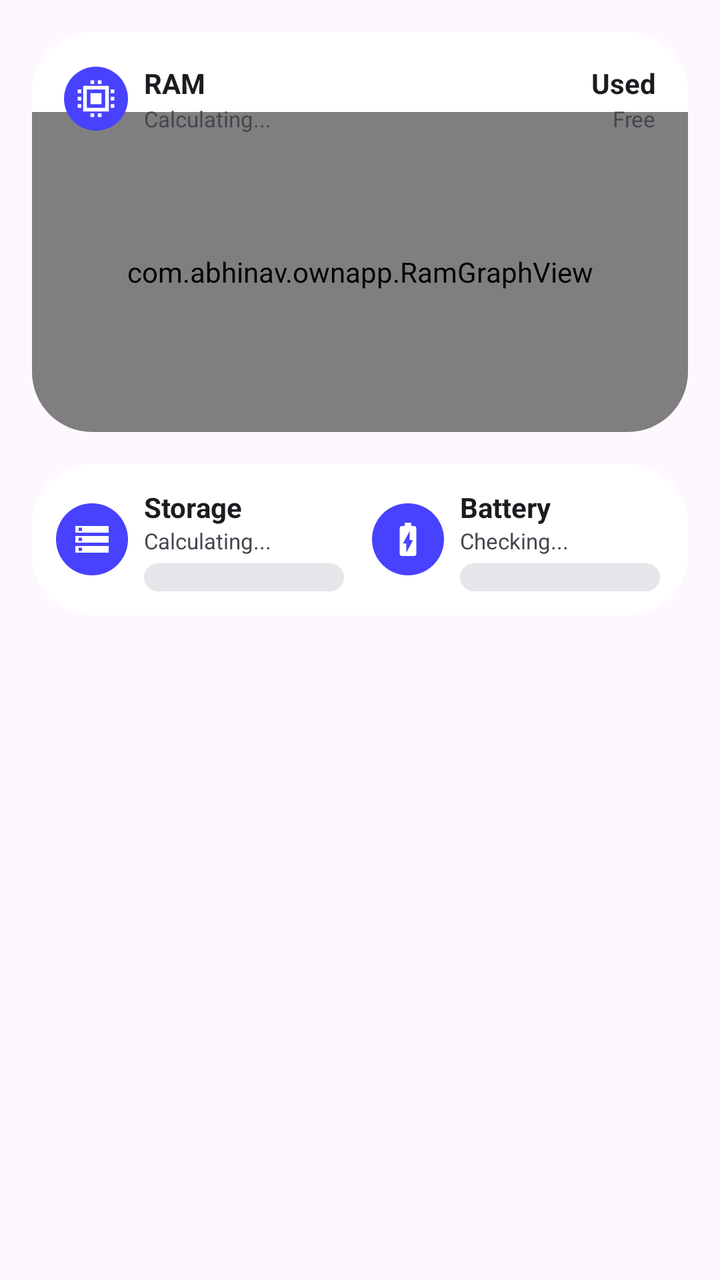
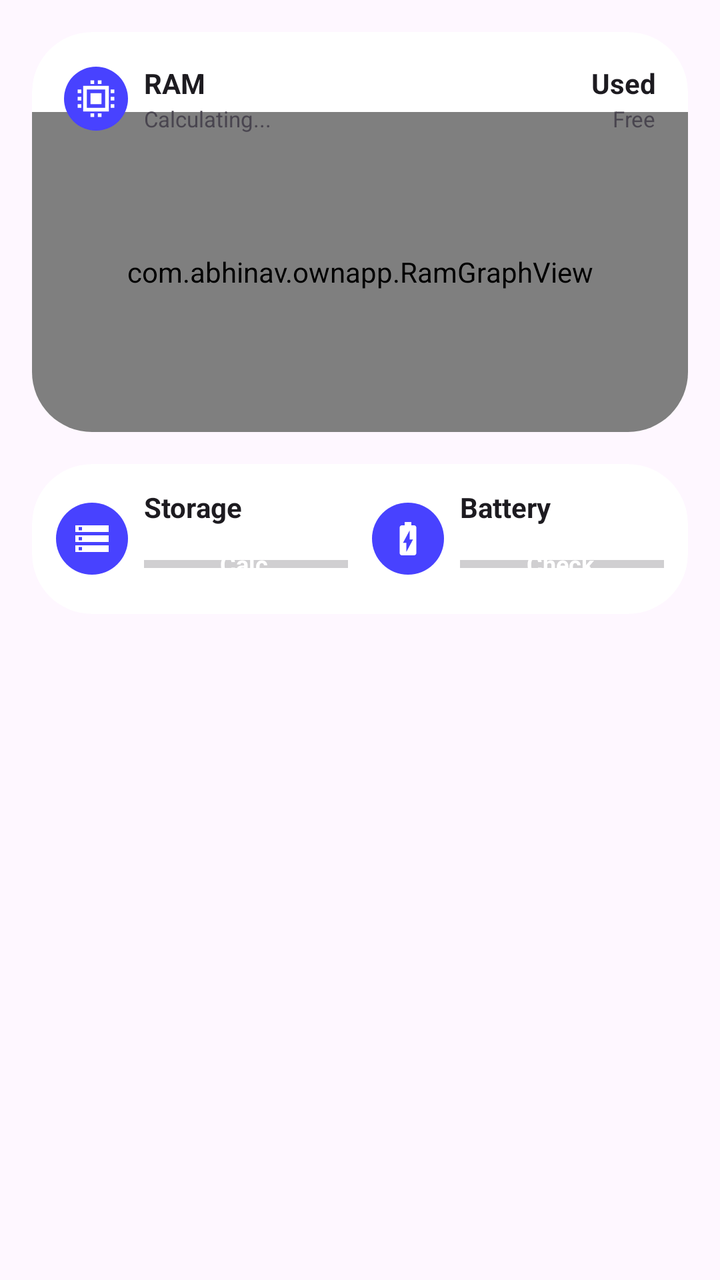

Compare the two renders of this Android layout. The source of the first and the diff that turns it into the second are given below.
<!-- AndroidManifest.xml: application theme Theme.OwnPhotoONWall -->
<!-- res/layout/layout_device_dashboard.xml -->
<?xml version="1.0" encoding="utf-8"?>
<LinearLayout xmlns:android="http://schemas.android.com/apk/res/android"
    xmlns:tools="http://schemas.android.com/tools"
    android:layout_width="match_parent"
    android:layout_height="wrap_content"
    android:orientation="vertical"
    android:padding="16dp"
    tools:ignore="HardcodedText,ContentDescription">

    
    <RelativeLayout
        android:id="@+id/ramCardBg"
        android:layout_width="match_parent"
        android:layout_height="200dp"
        android:layout_marginBottom="16dp"
        android:background="@drawable/bg_ram_card"
        android:clipToOutline="true">

        <com.abhinav.ownapp.RamGraphView
            android:id="@+id/ramGraphView"
            android:layout_width="match_parent"
            android:layout_height="match_parent"
            android:layout_marginTop="40dp" />

        
        <LinearLayout
            android:id="@+id/ramHeaderLeft"
            android:layout_width="wrap_content"
            android:layout_height="wrap_content"
            android:layout_alignParentStart="true"
            android:layout_alignParentTop="true"
            android:layout_marginStart="16dp"
            android:layout_marginTop="16dp"
            android:orientation="horizontal"
            android:gravity="center_vertical">

            <ImageView
                android:layout_width="32dp"
                android:layout_height="32dp"
                android:background="@drawable/bg_circle_blue"
                android:backgroundTint="#4842FF"
                android:src="@drawable/ic_ram"
                android:padding="5dp"
                android:layout_marginEnd="8dp" />

            <LinearLayout
                android:layout_width="wrap_content"
                android:layout_height="wrap_content"
                android:orientation="vertical"
                android:gravity="center_vertical">

                <TextView
                    android:layout_width="wrap_content"
                    android:layout_height="wrap_content"
                    android:text="RAM"
                    android:textSize="14sp"
                    android:textStyle="bold"
                    android:textColor="?android:attr/textColorPrimary" />

                <TextView
                    android:id="@+id/tvRamTotal"
                    android:layout_width="wrap_content"
                    android:layout_height="wrap_content"
                    android:text="Calculating..."
                    android:textSize="11sp"
                    android:layout_marginTop="1dp"
                    android:singleLine="true"
                    android:textColor="?android:attr/textColorSecondary" />
            </LinearLayout>
        </LinearLayout>

        
        <LinearLayout
            android:layout_width="wrap_content"
            android:layout_height="wrap_content"
            android:layout_alignParentEnd="true"
            android:layout_alignTop="@id/ramHeaderLeft"
            android:layout_alignBottom="@id/ramHeaderLeft"
            android:layout_marginEnd="16dp"
            android:orientation="vertical"
            android:gravity="center_vertical|end">

            <TextView
                android:id="@+id/tvRamUsed"
                android:layout_width="wrap_content"
                android:layout_height="wrap_content"
                android:text="Used"
                android:textSize="14sp"
                android:textStyle="bold"
                android:textColor="?android:attr/textColorPrimary" />

            <TextView
                android:id="@+id/tvRamFree"
                android:layout_width="wrap_content"
                android:layout_height="wrap_content"
                android:text="Free"
                android:textSize="11sp"
                android:layout_marginTop="1dp"
                android:singleLine="true"
                android:textColor="?android:attr/textColorSecondary" />
        </LinearLayout>
    </RelativeLayout>

    
    <LinearLayout
        android:id="@+id/storageBatteryCardBg"
        android:layout_width="match_parent"
        android:layout_height="wrap_content"
        android:orientation="horizontal"
        android:baselineAligned="false"
        android:padding="12dp"
        android:background="@drawable/bg_storage_card"
        android:clipToOutline="true"
        android:weightSum="2">

        
        <LinearLayout
            android:layout_width="0dp"
            android:layout_height="wrap_content"
            android:layout_weight="1"
            android:orientation="horizontal"
            android:gravity="center_vertical"
            android:layout_marginEnd="6dp">

            <ImageView
                android:layout_width="36dp"
                android:layout_height="36dp"
                android:background="@drawable/bg_circle_blue"
                android:backgroundTint="#4842FF"
                android:src="@drawable/ic_storage"
                android:padding="8dp"
                android:layout_marginEnd="8dp" />

            <LinearLayout
                android:layout_width="match_parent"
                android:layout_height="wrap_content"
                android:orientation="vertical">

                <TextView
                    android:id="@+id/tvStorageTitle"
                    android:layout_width="wrap_content"
                    android:layout_height="wrap_content"
                    android:text="Storage"
                    android:textStyle="bold"
                    android:textSize="14sp"
                    android:maxLines="1"
                    android:ellipsize="end"
                    android:textColor="?android:attr/textColorPrimary" />

                <TextView
                    android:id="@+id/tvStorageValue"
                    android:layout_width="wrap_content"
                    android:layout_height="wrap_content"
                    android:text="Calculating..."
                    android:textSize="11sp"
                    android:maxLines="1"
                    android:ellipsize="end"
                    android:textColor="?android:attr/textColorSecondary" />

                <ProgressBar android:id="@+id/pbStorage" style="?android:attr/progressBarStyleHorizontal"
                    android:layout_width="100dp" android:layout_height="14dp" android:layout_marginTop="4dp"
                    android:progressDrawable="@drawable/bg_rounded_progress" />
            </LinearLayout>
        </LinearLayout>

        
        <LinearLayout
            android:layout_width="0dp"
            android:layout_height="wrap_content"
            android:layout_weight="1"
            android:orientation="horizontal"
            android:gravity="center_vertical"
            android:layout_marginStart="6dp">

            <ImageView
                android:layout_width="36dp"
                android:layout_height="36dp"
                android:background="@drawable/bg_circle_blue"
                android:backgroundTint="#4842FF"
                android:src="@drawable/ic_battery"
                android:padding="8dp"
                android:layout_marginEnd="8dp" />

            <LinearLayout
                android:layout_width="match_parent"
                android:layout_height="wrap_content"
                android:orientation="vertical">

                <TextView
                    android:id="@+id/tvBatteryTitle"
                    android:layout_width="wrap_content"
                    android:layout_height="wrap_content"
                    android:text="Battery"
                    android:textStyle="bold"
                    android:textSize="14sp"
                    android:maxLines="1"
                    android:ellipsize="end"
                    android:textColor="?android:attr/textColorPrimary" />

                <TextView
                    android:id="@+id/tvBatteryValue"
                    android:layout_width="wrap_content"
                    android:layout_height="wrap_content"
                    android:text="Checking..."
                    android:textSize="11sp"
                    android:maxLines="1"
                    android:ellipsize="end"
                    android:textColor="?android:attr/textColorSecondary" />

                <ProgressBar android:id="@+id/pbBattery" style="?android:attr/progressBarStyleHorizontal"
                    android:layout_width="100dp" android:layout_height="14dp" android:layout_marginTop="4dp"
                    android:progressDrawable="@drawable/bg_rounded_progress" android:max="100"/>
            </LinearLayout>
        </LinearLayout>

    </LinearLayout>
</LinearLayout>
<!-- resources referenced by this layout -->
<resources>
  <!-- drawable bg_circle_blue (drawable) -->
  <?xml version="1.0" encoding="utf-8"?>
  <shape xmlns:android="http://schemas.android.com/apk/res/android" android:shape="oval">
      <solid android:color="#20749C" /> 
  </shape>
  <!-- drawable bg_ram_card (drawable) -->
  <?xml version="1.0" encoding="utf-8"?>
  <shape xmlns:android="http://schemas.android.com/apk/res/android">
      <corners android:radius="30dp" />
      <solid android:color="#FFFFFF" /> 
  </shape>
  <!-- drawable bg_rounded_progress (drawable) -->
  <?xml version="1.0" encoding="utf-8"?>
  <layer-list xmlns:android="http://schemas.android.com/apk/res/android">
  
      
      <item android:id="@android:id/background">
          <shape android:shape="rectangle">
              <corners android:radius="10dp" />
              <solid android:color="#E5E5EA" />
          </shape>
      </item>
  
      
      <item android:id="@android:id/progress">
          <inset android:inset="2dp">
              <clip>
                  <shape android:shape="rectangle">
                      <corners android:radius="10dp" />
                      <solid android:color="#4A90E2" />
                  </shape>
              </clip>
          </inset>
      </item>
  
  </layer-list>
  <!-- drawable bg_storage_card (drawable) -->
  <?xml version="1.0" encoding="utf-8"?>
  <shape xmlns:android="http://schemas.android.com/apk/res/android">
      <corners android:radius="30dp" />
      <solid android:color="#FFFFFF" />
  </shape>
  <!-- drawable ic_battery (drawable) -->
  <vector xmlns:android="http://schemas.android.com/apk/res/android"
      android:width="24dp" android:height="24dp"
      android:viewportWidth="24" android:viewportHeight="24"
      android:tint="#FFFFFF">
      <path android:fillColor="@android:color/white"
          android:pathData="M15.67,4H14V2h-4v2H8.33C7.6,4 7,4.6 7,5.33v15.33C7,21.4 7.6,22 8.33,22h7.33c0.74,0 1.34,-0.6 1.34,-1.33V5.33C17,4.6 16.4,4 15.67,4zM13,12.5h2L11,20v-5.5H9L13,7V12.5z"/>
  </vector>
  <!-- drawable ic_ram (drawable) -->
  <?xml version="1.0" encoding="utf-8"?>
  <vector xmlns:android="http://schemas.android.com/apk/res/android"
      android:width="24dp"
      android:height="24dp"
      android:viewportWidth="24"
      android:viewportHeight="24"
      android:tint="#FFFFFF">
      <path
          android:fillColor="@android:color/white"
          android:pathData="M9,9h6v6h-6z M5,5h14v14h-14z M7,7v10h10v-10z M2,7h2v2h-2z M2,11h2v2h-2z M2,15h2v2h-2z M20,7h2v2h-2z M20,11h2v2h-2z M20,15h2v2h-2z M9,2h2v2h-2z M13,2h2v2h-2z M9,20h2v2h-2z M13,20h2v2h-2z" />
  </vector>
  <!-- drawable ic_storage (drawable) -->
  <vector xmlns:android="http://schemas.android.com/apk/res/android"
      android:width="24dp" android:height="24dp"
      android:viewportWidth="24" android:viewportHeight="24"
      android:tint="#FFFFFF">
      <path android:fillColor="@android:color/white"
          android:pathData="M2,20h20v-4H2V20zM4,17h2v2H4V17zM2,4v4h20V4H2zM6,7H4V5h2V7zM2,14h20v-4H2V14zM4,11h2v2H4V11z"/>
  </vector>
  <style name="Theme.OwnPhotoONWall" parent="Base.Theme.OwnPhotoONWall" />
  <style name="Base.Theme.OwnPhotoONWall" parent="Theme.Material3.DayNight.NoActionBar">
          <item name="android:windowActivityTransitions">true</item>
          <item name="android:windowContentTransitions">true</item>
      </style>
</resources>

<!-- the commit's change to res/layout/layout_device_dashboard.xml (unified diff, before → after) -->
@@ -1,6 +1,7 @@
 <?xml version="1.0" encoding="utf-8"?>
 <LinearLayout xmlns:android="http://schemas.android.com/apk/res/android"
     xmlns:tools="http://schemas.android.com/tools"
+    xmlns:app="http://schemas.android.com/apk/res-auto"
     android:layout_width="match_parent"
     android:layout_height="wrap_content"
     android:orientation="vertical"
@@ -147,19 +148,31 @@
                     android:ellipsize="end"
                     android:textColor="?android:attr/textColorPrimary" />
 
-                <TextView
-                    android:id="@+id/tvStorageValue"
-                    android:layout_width="wrap_content"
-                    android:layout_height="wrap_content"
-                    android:text="Calculating..."
-                    android:textSize="11sp"
-                    android:maxLines="1"
-                    android:ellipsize="end"
-                    android:textColor="?android:attr/textColorSecondary" />
-
-                <ProgressBar android:id="@+id/pbStorage" style="?android:attr/progressBarStyleHorizontal"
-                    android:layout_width="100dp" android:layout_height="14dp" android:layout_marginTop="4dp"
-                    android:progressDrawable="@drawable/bg_rounded_progress" />
+                
+                <FrameLayout
+                    android:layout_width="110dp"
+                    android:layout_height="26dp"
+                    android:layout_marginTop="6dp">
+
+                    <ProgressBar
+                        android:id="@+id/pbStorage"
+                        style="?android:attr/progressBarStyleHorizontal"
+                        android:layout_width="match_parent"
+                        android:layout_height="match_parent" />
+
+                    <TextView
+                        android:id="@+id/tvStorageValue"
+                        android:layout_width="match_parent"
+                        android:layout_height="match_parent"
+                        android:gravity="center"
+                        android:text="Calc..."
+                        android:textSize="12sp"
+                        android:textStyle="bold"
+                        android:textColor="#FFFFFF"
+                        app:autoSizeTextType="uniform"
+                        app:autoSizeMinTextSize="8sp"
+                        app:autoSizeMaxTextSize="12sp" />
+                </FrameLayout>
             </LinearLayout>
         </LinearLayout>
 
@@ -197,19 +210,32 @@
                     android:ellipsize="end"
                     android:textColor="?android:attr/textColorPrimary" />
 
-                <TextView
-                    android:id="@+id/tvBatteryValue"
-                    android:layout_width="wrap_content"
-                    android:layout_height="wrap_content"
-                    android:text="Checking..."
-                    android:textSize="11sp"
-                    android:maxLines="1"
-                    android:ellipsize="end"
-                    android:textColor="?android:attr/textColorSecondary" />
-
-                <ProgressBar android:id="@+id/pbBattery" style="?android:attr/progressBarStyleHorizontal"
-                    android:layout_width="100dp" android:layout_height="14dp" android:layout_marginTop="4dp"
-                    android:progressDrawable="@drawable/bg_rounded_progress" android:max="100"/>
+                
+                <FrameLayout
+                    android:layout_width="110dp"
+                    android:layout_height="26dp"
+                    android:layout_marginTop="6dp">
+
+                    <ProgressBar
+                        android:id="@+id/pbBattery"
+                        style="?android:attr/progressBarStyleHorizontal"
+                        android:layout_width="match_parent"
+                        android:layout_height="match_parent"
+                        android:max="100"/>
+
+                    <TextView
+                        android:id="@+id/tvBatteryValue"
+                        android:layout_width="match_parent"
+                        android:layout_height="match_parent"
+                        android:gravity="center"
+                        android:text="Check..."
+                        android:textSize="12sp"
+                        android:textStyle="bold"
+                        android:textColor="#FFFFFF"
+                        app:autoSizeTextType="uniform"
+                        app:autoSizeMinTextSize="8sp"
+                        app:autoSizeMaxTextSize="12sp" />
+                </FrameLayout>
             </LinearLayout>
         </LinearLayout>
 
<!-- resource entries referenced after the edit -->
@@ -11,31 +11,6 @@
       <corners android:radius="30dp" />
       <solid android:color="#FFFFFF" /> 
   </shape>
-  <!-- drawable bg_rounded_progress (drawable) -->
-  <?xml version="1.0" encoding="utf-8"?>
-  <layer-list xmlns:android="http://schemas.android.com/apk/res/android">
-  
-      
-      <item android:id="@android:id/background">
-          <shape android:shape="rectangle">
-              <corners android:radius="10dp" />
-              <solid android:color="#E5E5EA" />
-          </shape>
-      </item>
-  
-      
-      <item android:id="@android:id/progress">
-          <inset android:inset="2dp">
-              <clip>
-                  <shape android:shape="rectangle">
-                      <corners android:radius="10dp" />
-                      <solid android:color="#4A90E2" />
-                  </shape>
-              </clip>
-          </inset>
-      </item>
-  
-  </layer-list>
   <!-- drawable bg_storage_card (drawable) -->
   <?xml version="1.0" encoding="utf-8"?>
   <shape xmlns:android="http://schemas.android.com/apk/res/android">
